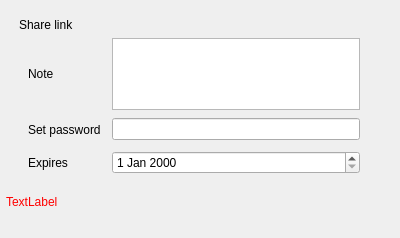
The window that src/gui/sharelinkwidget.ui (tokun-mobica/desktop) describes before a commit, drawn with Qt 5.
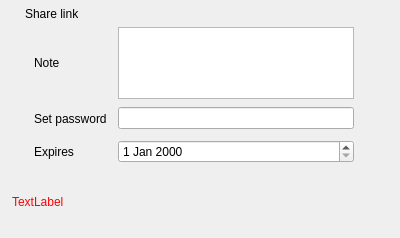
The same window after the commit. Icons and pictures are not drawn. Custom widgets are drawn as their Qt base class.

```diff
--- a/src/gui/sharelinkwidget.ui
+++ b/src/gui/sharelinkwidget.ui
@@ -21,10 +21,16 @@
     <number>0</number>
    </property>
    <property name="leftMargin">
-    <number>6</number>
+    <number>12</number>
+   </property>
+   <property name="topMargin">
+    <number>0</number>
    </property>
    <property name="rightMargin">
-    <number>6</number>
+    <number>12</number>
+   </property>
+   <property name="bottomMargin">
+    <number>0</number>
    </property>
    <item>
     <layout class="QHBoxLayout" name="horizontalLayout">
```
